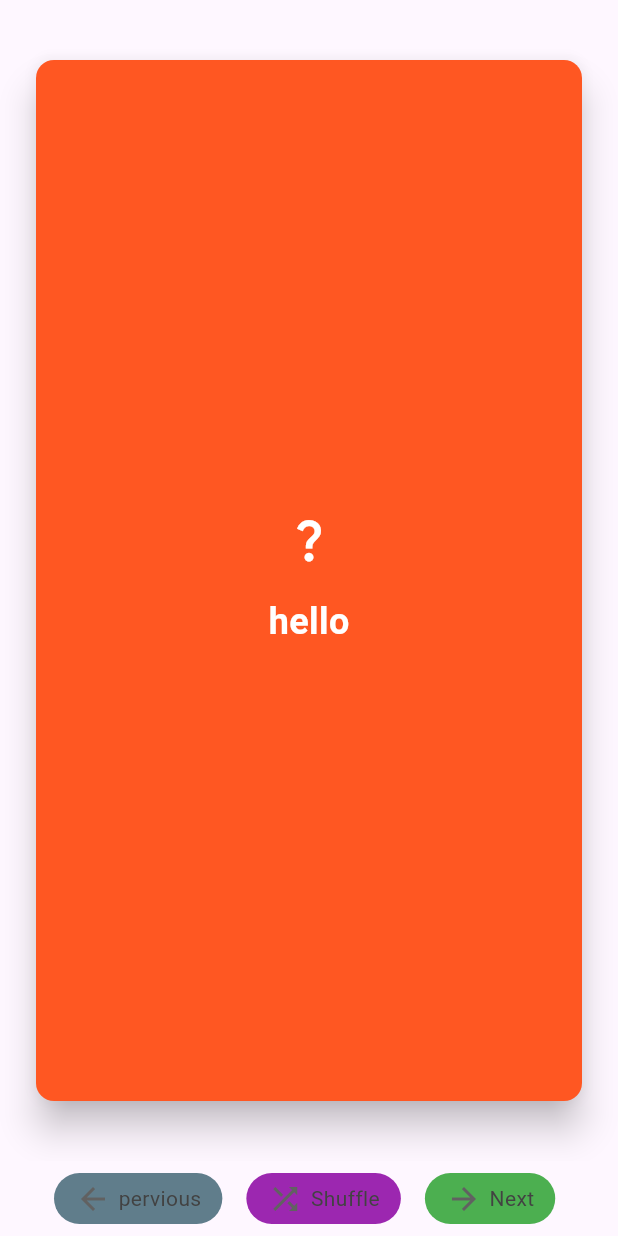
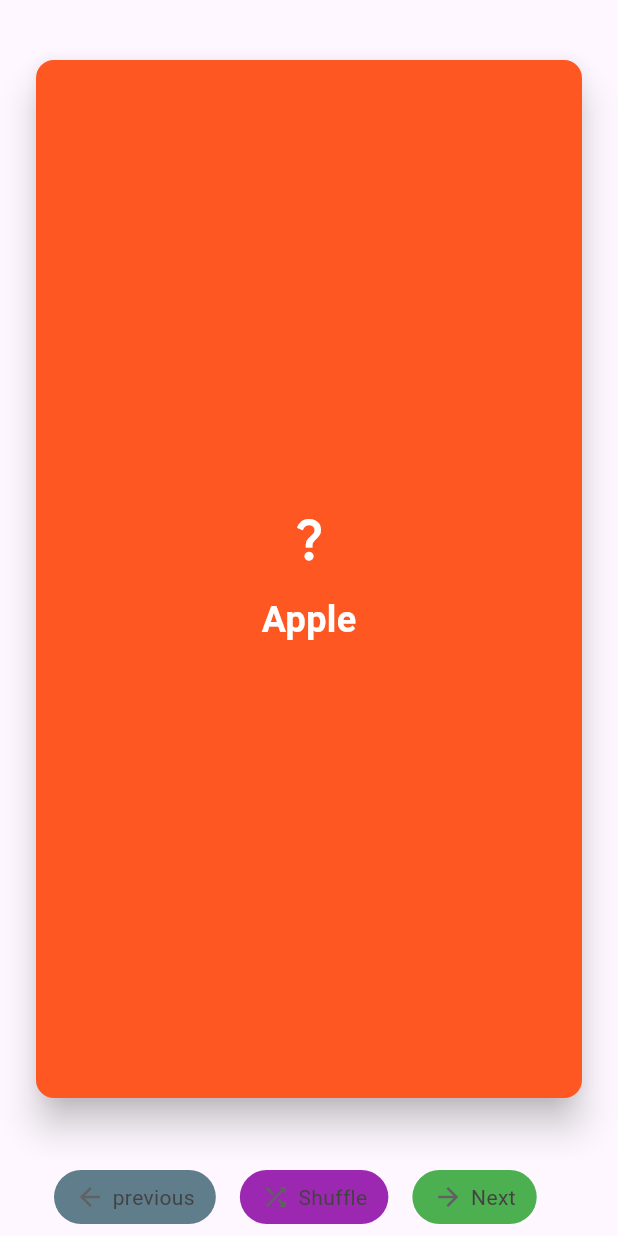
Before and after one commit to alaaabdelmoniem/language-App, a Flutter app: the FlashcardView screen opened directly, on a phone screen of 412 x 824 dp. Run offline on Flutter 3.47's test engine with Material 3 defaults, Android fonts, the phone set to English and light mode, and no system bars; drawn by our look-alikes of flip_card; our stand-ins replace carousel_slider, google_nav_bar; missing offline and left inert: country_flags.

Commit message:
flashCards UI done

```diff
--- a/lib/views/flashcard_view.dart
+++ b/lib/views/flashcard_view.dart
@@ -1,10 +1,53 @@
+import 'dart:math';
+
 import 'package:flip_card/flip_card.dart';
 import 'package:flutter/material.dart';
 import 'package:laguageapp/widgets/custom_botton.dart';
 import 'package:laguageapp/widgets/custom_flash_card.dart';
 
-class FlashcardView extends StatelessWidget {
+class FlashcardView extends StatefulWidget {
   const FlashcardView({super.key});
+
+  @override
+  State<FlashcardView> createState() => _FlashcardViewState();
+}
+
+final List<Map<String, String>> flashcards = [
+  {"front": "Apple", "back": "تفاحة"},
+  {"front": "Car", "back": "سيارة"},
+  {"front": "Book", "back": "كتاب"},
+  {"front": "Hello", "back": "مرحبا"},
+  {"front": "Goodbye", "back": "مع السلامة"},
+];
+
+class _FlashcardViewState extends State<FlashcardView> {
+  int currentPage = 0;
+  PageController controller = PageController();
+  previousPage() {
+    if (currentPage > 0) {
+      controller.previousPage(
+        duration: Duration(milliseconds: 500),
+        curve: Curves.easeInOut,
+      );
+    }
+  }
+
+  nextPage() {
+    if (currentPage < flashcards.length) {
+      controller.nextPage(
+        duration: Duration(milliseconds: 500),
+        curve: Curves.easeInOut,
+      );
+    }
+  }
+
+  shuffle() {
+    setState(() {
+      currentPage = 0;
+      flashcards.shuffle(Random());
+      controller.jumpTo(0);
+    });
+  }
 
   @override
   Widget build(BuildContext context) {
@@ -13,25 +56,33 @@ class FlashcardView extends StatelessWidget {
         children: [
           Expanded(
             child: PageView.builder(
-              itemCount: 3,
+              onPageChanged: (value) {
+                currentPage = value;
+                print('current page: $currentPage');
+                setState(() {});
+              },
+              controller: controller,
+              itemCount: flashcards.length,
               itemBuilder: (context, indx) {
                 return Center(
                   child: FlipCard(
                     front: CustomFlashCard(
+                      color: Colors.deepOrange,
                       icon: Icon(
                         Icons.question_mark,
                         color: Colors.white,
                         size: 35,
                       ),
-                      text: 'hello',
+                      text: flashcards[indx]['front']!,
                     ),
                     back: CustomFlashCard(
+                      color: Colors.green,
                       icon: Icon(
-                        Icons.question_mark,
+                        Icons.check_circle,
                         color: Colors.white,
                         size: 35,
                       ),
-                      text: 'hello',
+                      text: flashcards[indx]['back']!,
                     ),
                   ),
                 );
@@ -43,19 +94,40 @@ class FlashcardView extends StatelessWidget {
             child: Row(
               children: [
                 CustomButton(
-                  text: 'pervious',
+                  text: 'previous',
+                  onTap: () {
+                    previousPage();
+                  },
                   color: Colors.blueGrey,
-                  icon: Icon(Icons.arrow_back, color: Colors.grey.shade700),
+                  icon: Icon(
+                    Icons.arrow_back,
+                    color: Colors.grey.shade700,
+                    size: 20,
+                  ),
                 ),
                 CustomButton(
                   text: 'Shuffle',
+                  onTap: () {
+                    shuffle();
+                  },
                   color: Colors.purple,
-                  icon: Icon(Icons.shuffle, color: Colors.grey.shade700),
+                  icon: Icon(
+                    Icons.shuffle,
+                    color: Colors.grey.shade700,
+                    size: 20,
+                  ),
                 ),
                 CustomButton(
+                  onTap: () {
+                    nextPage();
+                  },
                   color: Colors.green,
                   text: 'Next',
-                  icon: Icon(Icons.arrow_forward, color: Colors.grey.shade700),
+                  icon: Icon(
+                    Icons.arrow_forward,
+                    color: Colors.grey.shade700,
+                    size: 20,
+                  ),
                 ),
               ],
             ),
--- a/lib/widgets/custom_botton.dart
+++ b/lib/widgets/custom_botton.dart
@@ -18,7 +18,7 @@ class CustomButton extends StatelessWidget {
     return GestureDetector(
       onTap: onTap,
       child: Container(
-        padding: EdgeInsets.symmetric(horizontal: 14, vertical: 5),
+        padding: EdgeInsets.symmetric(horizontal: 14, vertical: 8),
         margin: EdgeInsets.symmetric(horizontal: 8),
         decoration: BoxDecoration(
           color: color,
@@ -35,3 +35,4 @@ class CustomButton extends StatelessWidget {
     );
   }
 }
+//
--- a/lib/widgets/custom_flash_card.dart
+++ b/lib/widgets/custom_flash_card.dart
@@ -1,17 +1,17 @@
-
 import 'package:flutter/material.dart';
 
 class CustomFlashCard extends StatelessWidget {
-  const CustomFlashCard({super.key, required this.text, required this.icon});
+  const CustomFlashCard({super.key, required this.text, required this.icon, required this.color});
   final String text;
   final Icon icon;
+  final Color color;
   @override
   Widget build(BuildContext context) {
     return Card(
       margin: EdgeInsets.symmetric(vertical: 40, horizontal: 24),
       shape: RoundedRectangleBorder(borderRadius: BorderRadius.circular(12)),
       elevation: 10,
-      color: Colors.deepOrange,
+      color: color,
       child: Center(
         child: Column(
           mainAxisAlignment: MainAxisAlignment.center,
```
